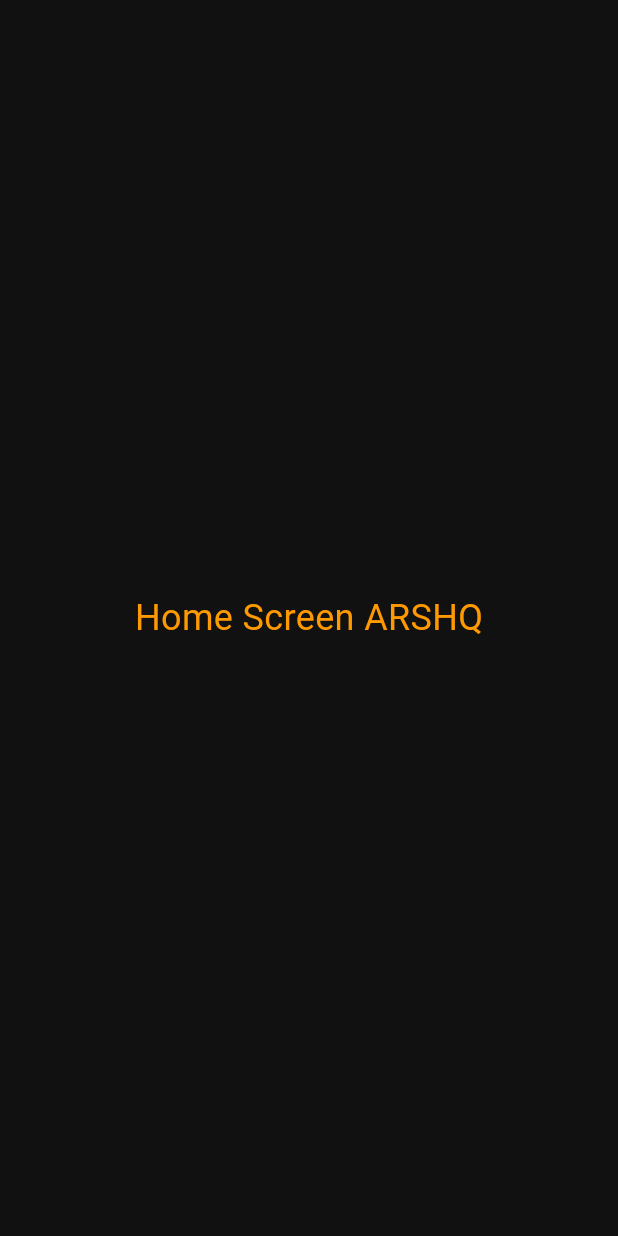
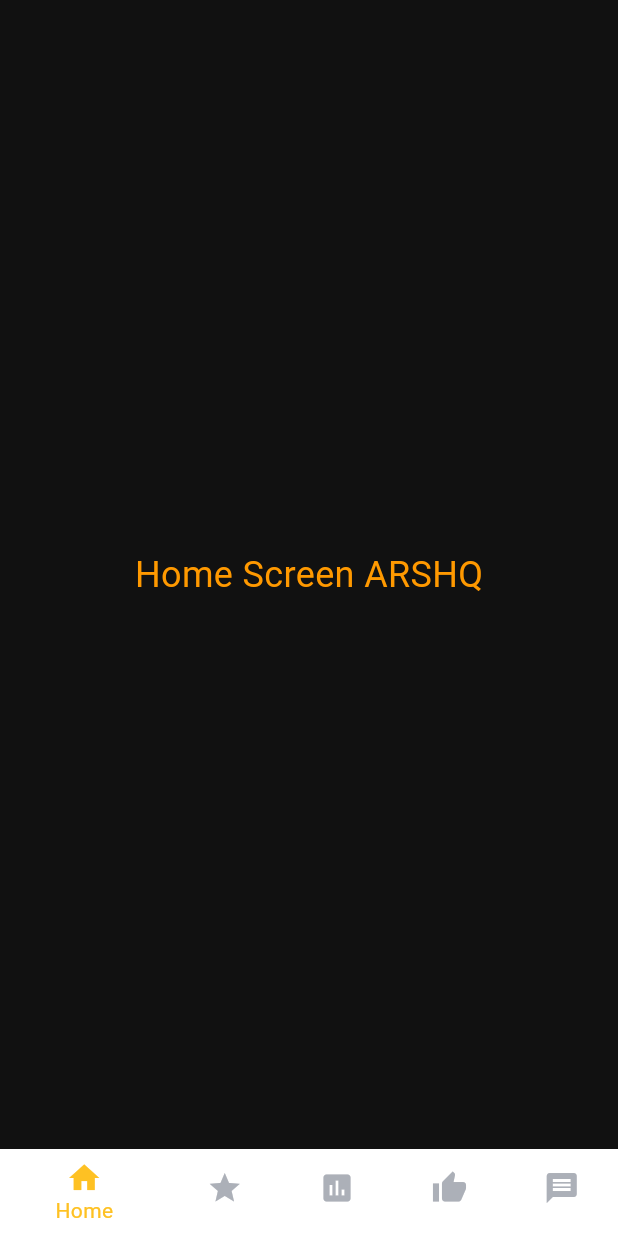
Before and after one commit to Kelompok-9-PBP-Ganjil-2024-2025/ngandung-mobile, a Flutter app: the HomeScreen screen opened directly, on a phone screen of 412 x 824 dp. Run offline on Flutter 3.47's test engine with Material 3 defaults, Android fonts, the phone set to English and light mode, and no system bars; missing offline and left inert: pbp_django_auth.

Commit message:
implemented navbar in home_screen

```diff
--- a/lib/landing/home_screen.dart
+++ b/lib/landing/home_screen.dart
@@ -1,13 +1,30 @@
+// ignore_for_file: library_private_types_in_public_api
+
 import 'package:flutter/material.dart';
+import 'package:ngandung_mobile/landing/widgets/navbar.dart'; // Import the BottomNavBar
 
-class HomeScreen extends StatelessWidget {
+class HomeScreen extends StatefulWidget {
   const HomeScreen({super.key});
 
   @override
-Widget build(BuildContext context) {
-    return const Scaffold(
-      backgroundColor:  Color(0xFF111111),
-      body:  Center(
+  _HomeScreenState createState() => _HomeScreenState();
+}
+
+class _HomeScreenState extends State<HomeScreen> {
+  int _selectedIndex = 0;
+
+  void _onItemTapped(int index) {
+    setState(() {
+      _selectedIndex = index;
+      // Add navigation or other logic here based on the selected index
+    });
+  }
+
+  @override
+  Widget build(BuildContext context) {
+    return Scaffold(
+      backgroundColor: const Color(0xFF111111),
+      body: const Center(
         child: Text(
           'Home Screen ARSHQ',
           style: TextStyle(
@@ -16,6 +33,10 @@ Widget build(BuildContext context) {
           ),
         ),
       ),
+      bottomNavigationBar: BottomNavBar(
+        selectedIndex: _selectedIndex,
+        onItemTapped: _onItemTapped,
+      ),
     );
   }
 }
```
